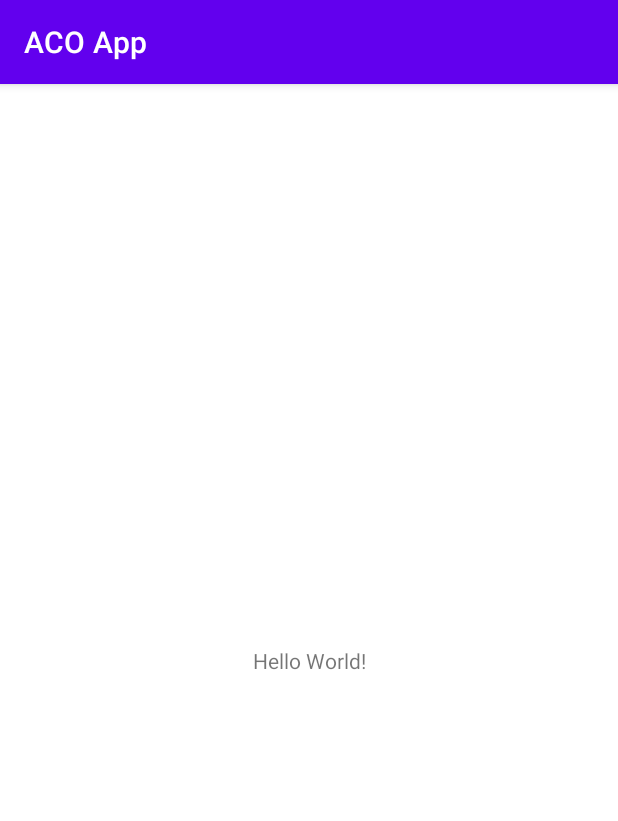
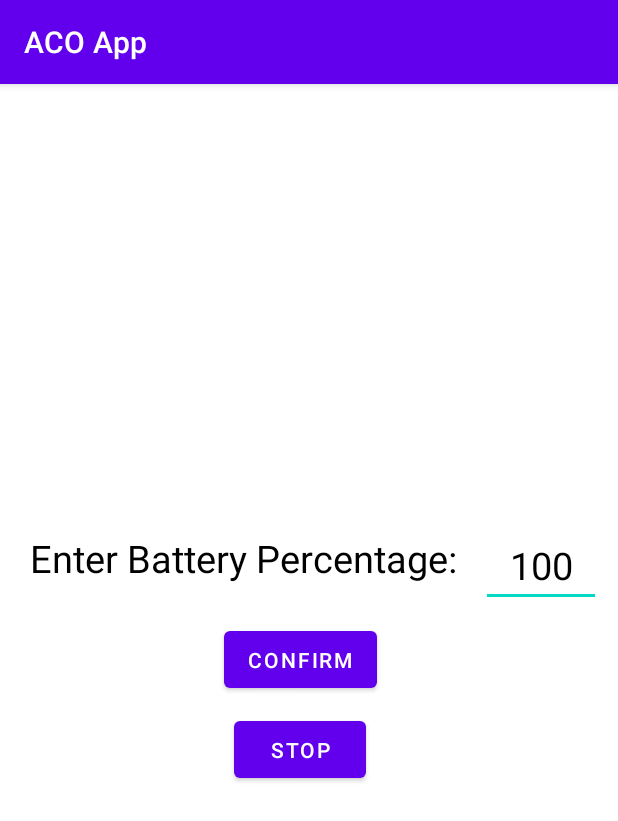
Before and after one commit to Meghdut-Mandal/ACO_App, an Android app: the screen it shows after launch (MainActivity), on a phone screen of 412 x 824 dp. Shown: the top 821 px of the screen. Run offline under Robolectric (Android 15) with nearby library versions, the phone set to English and light mode, and no system bars; 2 statements that could not run were skipped.

```diff
--- a/app/build.gradle
+++ b/app/build.gradle
@@ -1,6 +1,7 @@
 plugins {
     id 'com.android.application'
     id 'kotlin-android'
+    id 'kotlin-android-extensions'
 }
 
 android {
@@ -9,7 +10,7 @@ android {
 
     defaultConfig {
         applicationId "in.iot.lab.aco"
-        minSdkVersion 16
+        minSdkVersion 21
         targetSdkVersion 30
         versionCode 1
         versionName "1.0"
@@ -42,4 +43,5 @@ dependencies {
     testImplementation 'junit:junit:4.+'
     androidTestImplementation 'androidx.test.ext:junit:1.1.2'
     androidTestImplementation 'androidx.test.espresso:espresso-core:3.3.0'
+    implementation 'org.jetbrains.kotlinx:kotlinx-coroutines-android:1.3.9'
 }
--- a/app/src/main/res/layout/activity_main.xml
+++ b/app/src/main/res/layout/activity_main.xml
@@ -1,18 +1,58 @@
 <?xml version="1.0" encoding="utf-8"?>
-<androidx.constraintlayout.widget.ConstraintLayout xmlns:android="http://schemas.android.com/apk/res/android"
+<LinearLayout xmlns:android="http://schemas.android.com/apk/res/android"
     xmlns:app="http://schemas.android.com/apk/res-auto"
     xmlns:tools="http://schemas.android.com/tools"
     android:layout_width="match_parent"
     android:layout_height="match_parent"
-    tools:context=".MainActivity">
+    tools:context=".MainActivity"
+    android:orientation="vertical"
+    android:gravity="center_vertical"
+    android:background="@color/white">
 
+    <RelativeLayout
+    android:layout_width="wrap_content"
+    android:layout_height="wrap_content">
     <TextView
+        android:id="@+id/textBattery"
         android:layout_width="wrap_content"
-        android:layout_height="wrap_content"
-        android:text="Hello World!"
-        app:layout_constraintBottom_toBottomOf="parent"
-        app:layout_constraintLeft_toLeftOf="parent"
-        app:layout_constraintRight_toRightOf="parent"
-        app:layout_constraintTop_toTopOf="parent" />
+        android:layout_height="50dp"
+        android:text="Enter Battery Percentage: "
+        android:textSize="25sp"
+        android:layout_marginStart="20dp"
+        android:textColor="@color/black"
+        android:layout_marginEnd="10dp"
+        android:layout_alignParentStart="true" />
 
-</androidx.constraintlayout.widget.ConstraintLayout>
+    <EditText
+        android:id="@+id/txt"
+        android:layout_width="80dp"
+        android:layout_height="50dp"
+        android:layout_toEndOf="@id/textBattery"
+        android:text="100"
+        android:gravity="center"
+        android:textSize="25sp"
+        android:textColor="@color/black"
+        android:inputType="number"
+        />
+
+    <Button
+        android:id="@+id/btn"
+        android:layout_width="wrap_content"
+        android:layout_height="50dp"
+        android:layout_centerHorizontal="true"
+        android:layout_marginTop="10dp"
+        android:text="Confirm"
+        android:layout_below="@id/textBattery"
+        />
+
+    <Button
+        android:id="@+id/stopBtn"
+        android:layout_width="wrap_content"
+        android:layout_height="50dp"
+        android:layout_centerHorizontal="true"
+        android:layout_marginTop="10dp"
+        android:text="Stop"
+        android:layout_below="@id/btn"
+        />
+</RelativeLayout>
+</LinearLayout>
```
Also changed, not shown: app/src/main/AndroidManifest.xml (+7 -1 lines), app/src/main/java/in/iot/lab/aco/MainActivity.kt (+30 -1 lines).
